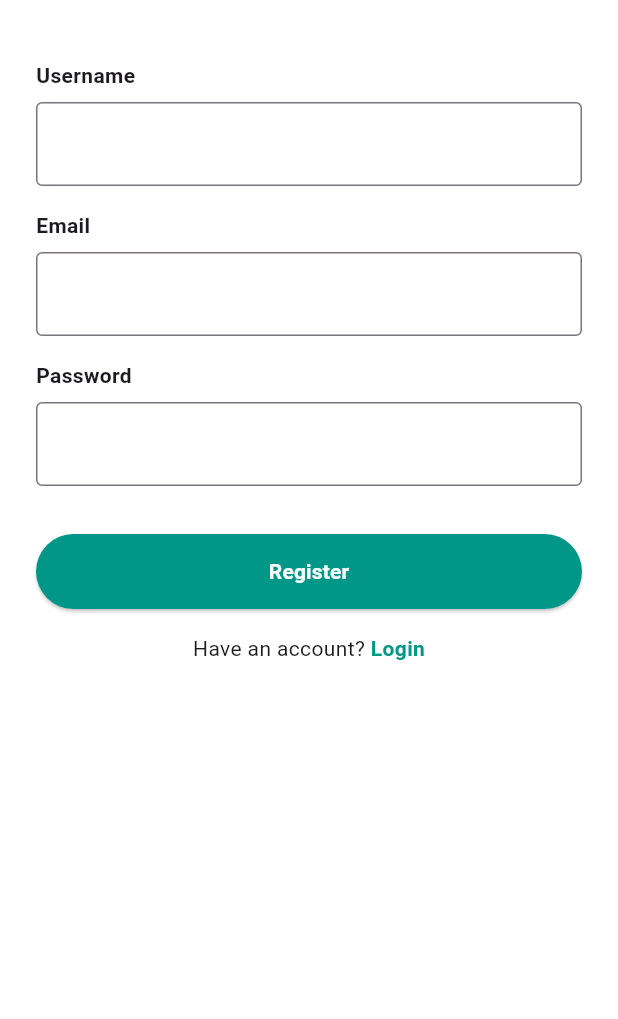
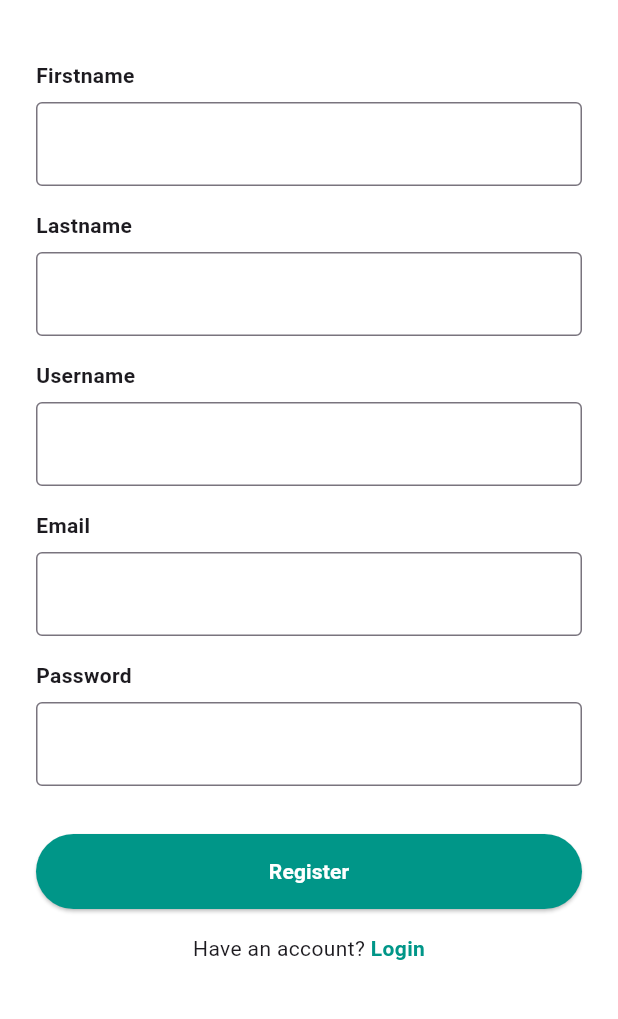
Before and after one commit to oujisan/cleany-app, a Flutter app: the RegisterScreen screen opened by its route, on a phone screen of 412 x 824 dp, the part 159-1178 px from its top. Run offline on Flutter 3.47's test engine with Material 3 defaults, Android fonts, the phone set to English and light mode, and no system bars; our stand-ins replace device_preview.

Commit message:
"modify register_page"

```diff
--- a/cleany_app/lib/src/views/register_page.dart
+++ b/cleany_app/lib/src/views/register_page.dart
@@ -35,6 +35,19 @@ class RegisterForm extends StatelessWidget {
         const SizedBox(height: 20),
         const SizedBox(height: 20),
 
+        const Text("Firstname", style: TextStyle(fontWeight: FontWeight.bold)),
+        const SizedBox(height: 8),
+        const TextField(
+          decoration: InputDecoration(border: OutlineInputBorder()),
+        ),
+        const SizedBox(height: 16),
+
+        const Text("Lastname", style: TextStyle(fontWeight: FontWeight.bold)),
+        const SizedBox(height: 8),
+        const TextField(
+          decoration: InputDecoration(border: OutlineInputBorder()),
+        ),
+        const SizedBox(height: 16),
 
         const Text("Username", style: TextStyle(fontWeight: FontWeight.bold)),
         const SizedBox(height: 8),
```
